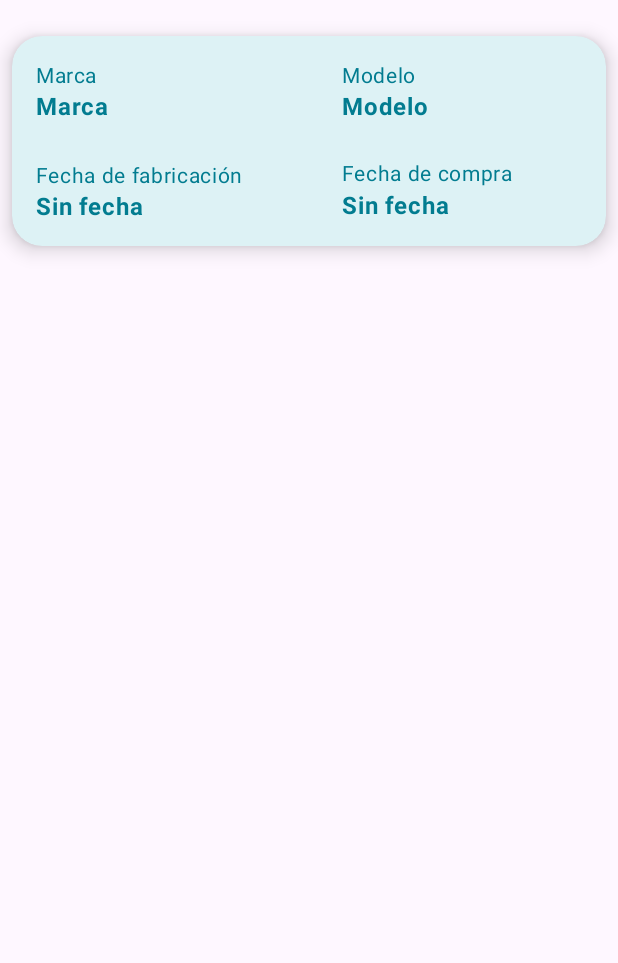
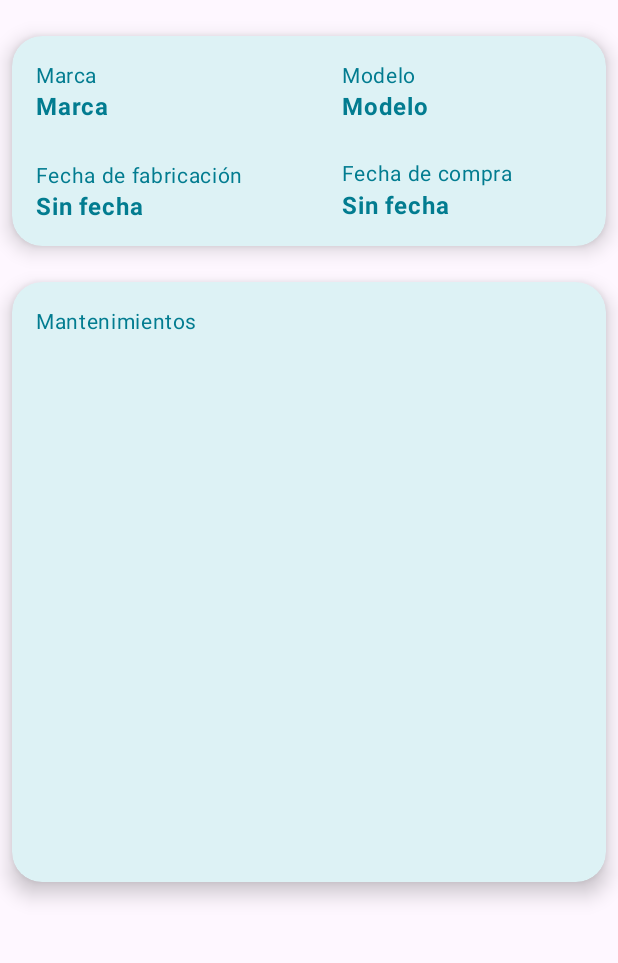
Before and after one commit to Coleguilla/Project-MemorAuto, an Android app: the VehiculoActivity screen opened directly, with no data from a screen before it, on a phone screen of 412 x 824 dp, the part 96-1059 px from its top. Run offline under Robolectric (Android 15) with nearby library versions, the phone set to English and light mode, and no system bars; 5 statements that could not run were skipped.

```diff
--- a/app/src/main/java/com/example/memorauto/RegistroVehiculoActivity.java
+++ b/app/src/main/java/com/example/memorauto/RegistroVehiculoActivity.java
@@ -83,6 +83,5 @@ public class RegistroVehiculoActivity extends AppCompatActivity {
             Intent intent = new Intent(this, MainActivity.class);
             startActivity(intent);
         }
-
     }
 }
--- a/app/src/main/res/layout/activity_vehiculo.xml
+++ b/app/src/main/res/layout/activity_vehiculo.xml
@@ -134,4 +134,50 @@
 
         </androidx.constraintlayout.widget.ConstraintLayout>
     </androidx.cardview.widget.CardView>
+
+    <androidx.cardview.widget.CardView
+        android:id="@+id/av_cardview_datosmantenimientos"
+        android:layout_width="match_parent"
+        android:layout_height="400dp"
+        android:layout_marginStart="8dp"
+        android:layout_marginTop="24dp"
+        android:layout_marginEnd="8dp"
+        app:cardBackgroundColor="@color/bluelight"
+        app:cardCornerRadius="20dp"
+        app:cardElevation="8dp"
+        app:layout_constraintEnd_toEndOf="parent"
+        app:layout_constraintStart_toStartOf="parent"
+        app:layout_constraintTop_toBottomOf="@+id/av_cardview_datosvehiculo">
+
+        <androidx.constraintlayout.widget.ConstraintLayout
+            android:layout_width="match_parent"
+            android:layout_height="match_parent">
+
+            <TextView
+                android:id="@+id/av_tv_mantenimientos"
+                style="@style/TextAppTheme"
+                android:layout_width="wrap_content"
+                android:layout_height="wrap_content"
+                android:layout_marginStart="16dp"
+                android:layout_marginTop="16dp"
+                android:text="Mantenimientos"
+                android:textSize="14sp"
+                app:layout_constraintStart_toStartOf="parent"
+                app:layout_constraintTop_toTopOf="parent" />
+
+            <androidx.recyclerview.widget.RecyclerView
+                android:id="@+id/av_recyclerview"
+                android:layout_width="match_parent"
+                android:layout_height="0dp"
+                android:layout_marginStart="16dp"
+                android:layout_marginTop="16dp"
+                android:layout_marginEnd="16dp"
+                app:layout_constraintBottom_toBottomOf="parent"
+                app:layout_constraintEnd_toEndOf="parent"
+                app:layout_constraintStart_toStartOf="parent"
+                app:layout_constraintTop_toBottomOf="@+id/av_tv_mantenimientos" />
+
+
+        </androidx.constraintlayout.widget.ConstraintLayout>
+    </androidx.cardview.widget.CardView>
 </androidx.constraintlayout.widget.ConstraintLayout>
```
Also changed, not shown: app/src/main/AndroidManifest.xml (+8 -0 lines), app/src/main/java/com/example/memorauto/HiloSecundario.java (+12 -0 lines), app/src/main/java/com/example/memorauto/MantenimientosActivity.java (added, +14 -0 lines), app/src/main/java/com/example/memorauto/RegistroMantenimientoActivity.java (added, +73 -0 lines), app/src/main/java/com/example/memorauto/db/dao/MantenimientoRepository.java (added, +18 -0 lines), app/src/main/java/com/example/memorauto/db/database/AppDatabase.java (+5 -2 lines), app/src/main/java/com/example/memorauto/db/entity/Mantenimiento.java (added, +80 -0 lines), app/src/main/java/com/example/memorauto/db/entity/Vehiculo.java (+12 -1 lines), app/src/main/res/layout/activity_mantenimientos.xml (added, +9 -0 lines), app/src/main/res/layout/activity_registro_mantenimiento.xml (added, +132 -0 lines), app/src/main/res/layout/recycler_view_mantenimiento.xml (added, +61 -0 lines).
